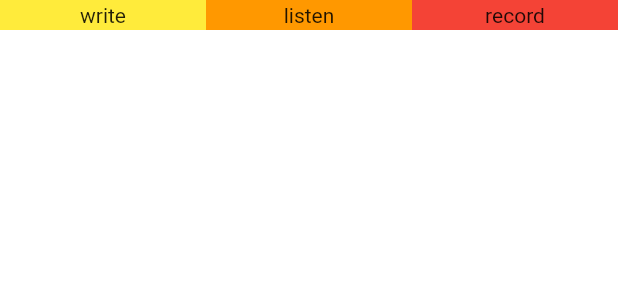
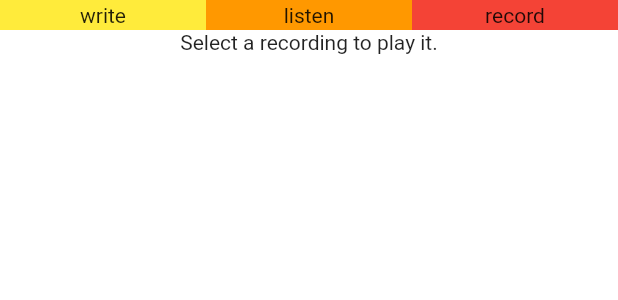
Before and after one commit to felixlunzenfichter/Voices-Flutter, a Flutter app: the MessageSendingSection widget shown alone on an empty page, opened directly, after a tap on "write", after a tap on "listen", on a phone screen of 412 x 824 dp. Shown: the top 300 px of the screen. Run offline on Flutter 3.47's test engine with Material 2 defaults, Android fonts, the phone set to English and light mode, and no system bars; our stand-ins replace cloud_firestore, contacts_service, country_code_picker, firebase_auth, firebase_storage, flare_flutter and 6 more; missing offline and left inert: flutter_sound, speech_recognition; accounts and stored records are empty.

Commit message:
Add the listening section

```diff
--- a/lib/screens/chat_screen/message_sending_section.dart
+++ b/lib/screens/chat_screen/message_sending_section.dart
@@ -7,7 +7,9 @@ import 'package:voices/screens/chat_screen/ui_chat.dart';
 import 'package:voices/services/auth_service.dart';
 import 'package:voices/services/cloud_firestore_service.dart';
 import 'recording_tool.dart';
+import 'package:voices/models/recording.dart';
 
+/// This enumeration defines the types of control interfaces available in the chat.
 enum Interface { Recoring, Listening, Texting }
 
 /// Input section of the chat.
@@ -48,7 +50,6 @@ class _MessageSendingSectionState extends State<MessageSendingSection> {
           children: <Widget>[
             ControlPanelButton(
                 onTap: () {
-                  print('text');
                   setState(() {
                     showInterface = Interface.Texting;
                   });
@@ -76,46 +77,73 @@ class _MessageSendingSectionState extends State<MessageSendingSection> {
         ),
 
         if (showInterface == Interface.Texting)
-          TextInput(
+          TextInputSection(
               messageTextController: _messageTextController,
               cloudFirestoreService: cloudFirestoreService,
               screenInfo: screenInfo,
               authService: authService),
 
-        /// Recording information.
         if (showInterface == Interface.Recoring)
-          RecordingAndPlayingInfo(),
-        // Audio recording controls.
-        if (showInterface == Interface.Recoring)
-          RecorderControls(),
+          RecordingSection(),
+
+        if (showInterface == Interface.Listening)
+          ListeningSection()
       ],
     );
   }
+}
 
-  /// Update the text field to be displayed.
-  _onTextChanged(String newText) {
-    setState(() {});
+/// Record
+class RecordingSection extends StatelessWidget {
+  @override
+  Widget build(BuildContext context) {
+    return Column(
+      children: <Widget>[
+        /// Recording information.
+        RecordingAndPlayingInfo(),
+
+        // Audio recording controls.
+        RecorderControls()
+      ],
+    );
   }
 }
 
-/// Text input section.
-class TextInput extends StatefulWidget {
+class ListeningSection extends StatelessWidget {
+  final Recording recording;
+
+  ListeningSection({this.recording});
+
+  @override
+  Widget build(BuildContext context) {
+    if (recording == null) {
+      return Text('Select a recording to play it.');
+    } else {
+      return LocalPlayer(
+        recording: recording,
+      );
+    }
+  }
+}
+
+/// Write and send written text.
+class TextInputSection extends StatefulWidget {
   final TextEditingController messageTextController;
   final CloudFirestoreService cloudFirestoreService;
   final GlobalChatScreenInfo screenInfo;
   final LoggedInUserService authService;
 
-  TextInput(
+  TextInputSection(
       {this.messageTextController,
       this.cloudFirestoreService,
       this.screenInfo,
       this.authService});
 
   @override
-  _State createState() => _State();
+  _TextInputState createState() => _TextInputState();
 }
 
-class _State extends State<TextInput> {
+class _TextInputState extends State<TextInputSection> {
   @override
   Widget build(BuildContext context) {
     return Row(
```
